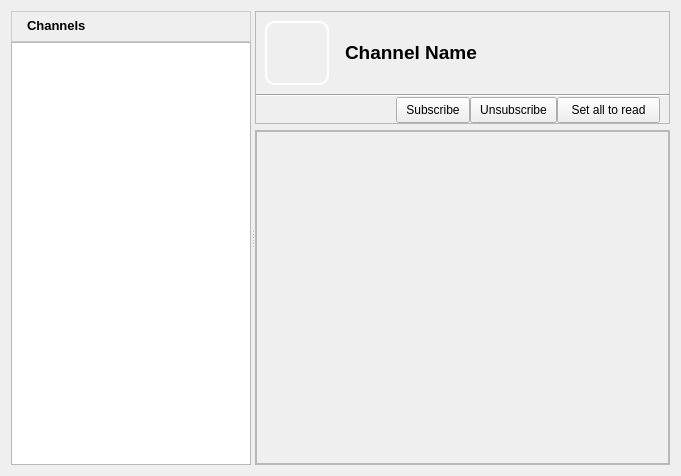
Old version of the form retroshare-gui/src/gui/ChannelFeed.ui in the repository RetroShare/RetroShare.
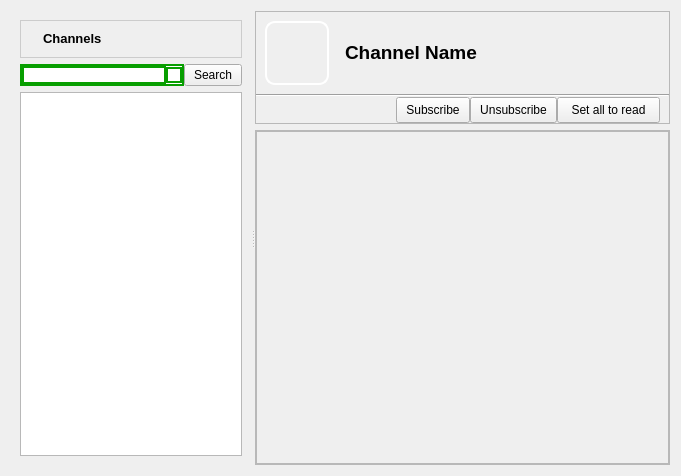
New version of the form. Icons and pictures are not drawn.

Commit message: added channel search to channelfeed ui fixed timestamp not being set in p3distrib and also removed memory look in channel ui (fillchannelList)

Diff of the .ui file:
```diff
--- a/retroshare-gui/src/gui/ChannelFeed.ui
+++ b/retroshare-gui/src/gui/ChannelFeed.ui
@@ -68,13 +68,7 @@
       <property name="frameShadow">
        <enum>QFrame::Raised</enum>
       </property>
-      <layout class="QGridLayout" name="gridLayout_5">
-       <property name="margin">
-        <number>0</number>
-       </property>
-       <property name="spacing">
-        <number>0</number>
-       </property>
+      <layout class="QGridLayout" name="gridLayout_9">
        <item row="0" column="0">
         <widget class="QFrame" name="chheaderframe">
          <property name="minimumSize">
@@ -110,10 +104,7 @@
          <property name="frameShadow">
           <enum>QFrame::Raised</enum>
          </property>
-         <layout class="QGridLayout" name="gridLayout_6">
-          <property name="margin">
-           <number>2</number>
-          </property>
+         <layout class="QGridLayout" name="gridLayout_5">
           <item row="0" column="0">
            <layout class="QGridLayout" name="_2">
             <property name="verticalSpacing">
@@ -151,50 +142,6 @@
             </item>
            </layout>
           </item>
-          <item row="0" column="3">
-           <widget class="QPushButton" name="channelpushButton">
-            <property name="enabled">
-             <bool>true</bool>
-            </property>
-            <property name="toolTip">
-             <string>Add</string>
-            </property>
-            <property name="styleSheet">
-             <string notr="true">QPushButton::menu-indicator {
-     subcontrol-origin: padding;
-     subcontrol-position: bottom right;
- }
-
- QPushButton::menu-indicator:pressed, QPushButton::menu-indicator:open {
-     position: relative;
-     top: 2px; left: 2px; /* shift the arrow by 2 px */
- }
-
- QPushButton:hover {
-	border: 1px solid #CCCCCC;
- }</string>
-            </property>
-            <property name="text">
-             <string/>
-            </property>
-            <property name="icon">
-             <iconset resource="images.qrc">
-              <normaloff>:/images/edit_add24.png</normaloff>:/images/edit_add24.png</iconset>
-            </property>
-            <property name="iconSize">
-             <size>
-              <width>16</width>
-              <height>16</height>
-             </size>
-            </property>
-            <property name="default">
-             <bool>false</bool>
-            </property>
-            <property name="flat">
-             <bool>true</bool>
-            </property>
-           </widget>
-          </item>
           <item row="0" column="1">
            <spacer name="horizontalSpacer_3">
             <property name="orientation">
@@ -246,10 +193,195 @@
             </property>
            </widget>
           </item>
+          <item row="0" column="3">
+           <widget class="QPushButton" name="channelpushButton">
+            <property name="enabled">
+             <bool>true</bool>
+            </property>
+            <property name="toolTip">
+             <string>Add</string>
+            </property>
+            <property name="styleSheet">
+             <string notr="true">QPushButton::menu-indicator {
+     subcontrol-origin: padding;
+     subcontrol-position: bottom right;
+ }
+
+ QPushButton::menu-indicator:pressed, QPushButton::menu-indicator:open {
+     position: relative;
+     top: 2px; left: 2px; /* shift the arrow by 2 px */
+ }
+
+ QPushButton:hover {
+	border: 1px solid #CCCCCC;
+ }</string>
+            </property>
+            <property name="text">
+             <string/>
+            </property>
+            <property name="icon">
+             <iconset resource="images.qrc">
+              <normaloff>:/images/edit_add24.png</normaloff>:/images/edit_add24.png</iconset>
+            </property>
+            <property name="iconSize">
+             <size>
+              <width>16</width>
+              <height>16</height>
+             </size>
+            </property>
+            <property name="default">
+             <bool>false</bool>
+            </property>
+            <property name="flat">
+             <bool>true</bool>
+            </property>
+           </widget>
+          </item>
          </layout>
         </widget>
        </item>
        <item row="1" column="0">
+        <layout class="QHBoxLayout" name="horizontalLayout">
+         <property name="spacing">
+          <number>0</number>
+         </property>
+         <item>
+          <widget class="QFrame" name="searchlineframe">
+           <property name="minimumSize">
+            <size>
+             <width>0</width>
+             <height>22</height>
+            </size>
+           </property>
+           <property name="maximumSize">
+            <size>
+             <width>16777215</width>
+             <height>22</height>
+            </size>
+           </property>
+           <property name="styleSheet">
+            <string notr="true">border: 2px solid #079E00;
+background: white;</string>
+           </property>
+           <property name="frameShape">
+            <enum>QFrame::StyledPanel</enum>
+           </property>
+           <property name="frameShadow">
+            <enum>QFrame::Raised</enum>
+           </property>
+           <layout class="QGridLayout" name="gridLayout_6">
+            <property name="horizontalSpacing">
+             <number>0</number>
+            </property>
+            <property name="verticalSpacing">
+             <number>1</number>
+            </property>
+            <property name="margin">
+             <number>0</number>
+            </property>
+            <item row="0" column="1">
+             <widget class="QPushButton" name="resetButton">
+              <property name="minimumSize">
+               <size>
+                <width>16</width>
+                <height>16</height>
+               </size>
+              </property>
+              <property name="maximumSize">
+               <size>
+                <width>16</width>
+                <height>16</height>
+               </size>
+              </property>
+              <property name="toolTip">
+               <string>Reset</string>
+              </property>
+              <property name="styleSheet">
+               <string notr="true">QPushButton
+{
+ border-image: url(:/images/closenormal.png) 
+}
+                                
+QPushButton:hover 
+{
+border-image: url(:/images/closehover.png) 
+}
+                                
+QPushButton:pressed  {
+border-image: url(:/images/closepressed.png) 
+}</string>
+              </property>
+              <property name="text">
+               <string/>
+              </property>
+             </widget>
+            </item>
+            <item row="0" column="0">
+             <widget class="QLineEdit" name="searchLine">
+              <property name="sizePolicy">
+               <sizepolicy hsizetype="Expanding" vsizetype="Fixed">
+                <horstretch>3</horstretch>
+                <verstretch>0</verstretch>
+               </sizepolicy>
+              </property>
+              <property name="minimumSize">
+               <size>
+                <width>0</width>
+                <height>16</height>
+               </size>
+              </property>
+              <property name="maximumSize">
+               <size>
+                <width>1677777</width>
+                <height>16777215</height>
+               </size>
+              </property>
+              <property name="toolTip">
+               <string>Enter a Keyword here</string>
+              </property>
+              <property name="styleSheet">
+               <string notr="true">QLineEdit#lineEdit{background: transparent;
+border: none;}
+</string>
+              </property>
+             </widget>
+            </item>
+           </layout>
+          </widget>
+         </item>
+         <item>
+          <widget class="QPushButton" name="pushButtonSearch">
+           <property name="toolTip">
+            <string>Start Search</string>
+           </property>
+           <property name="styleSheet">
+            <string notr="true">QPushButton { 
+border-image: url(:/images/btn1.png) 4;
+border-width: 4;
+padding: 0px 6px;
+font-size: 12px;
+}
+
+*{
+color: black;
+}
+
+QPushButton:hover {
+border-image: url(:/images/btn2.png) 4;
+}
+
+QPushButton:pressed{
+border-image: url(:/images/btn3.png) 4;
+}</string>
+           </property>
+           <property name="text">
+            <string>Search</string>
+           </property>
+          </widget>
+         </item>
+        </layout>
+       </item>
+       <item row="2" column="0">
         <widget class="QTreeView" name="treeView">
          <property name="contextMenuPolicy">
           <enum>Qt::CustomContextMenu</enum>
```
Left out of the diff: 13 changed lines with no effect on the pictures. The commit also changes 4 other files.
